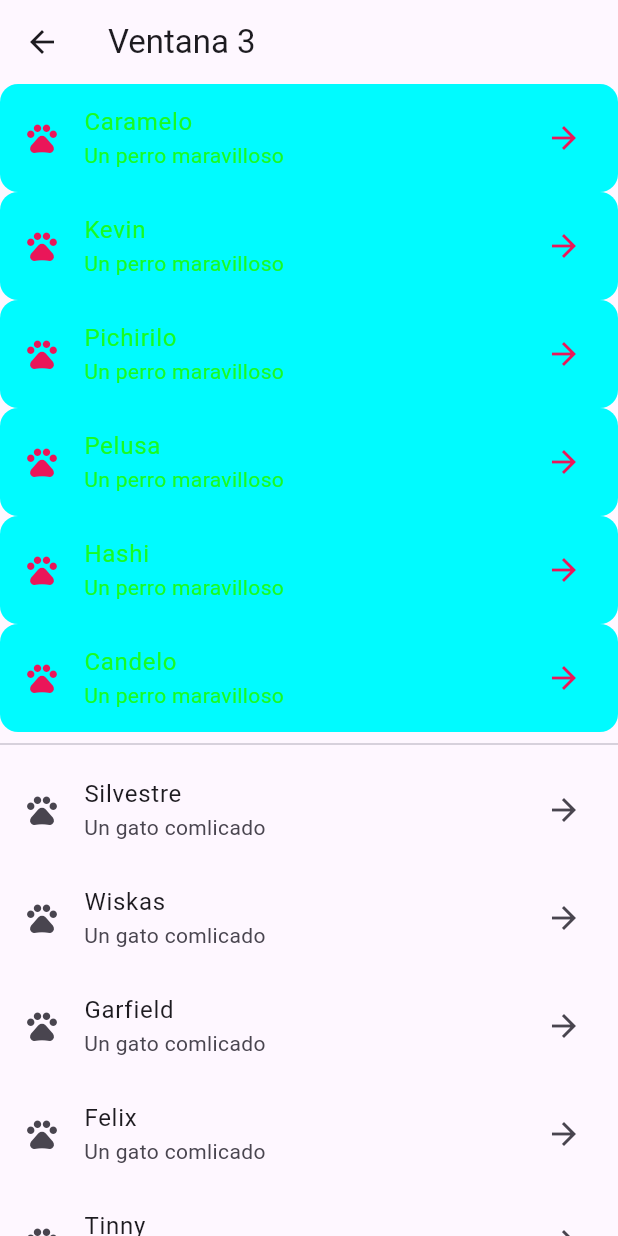
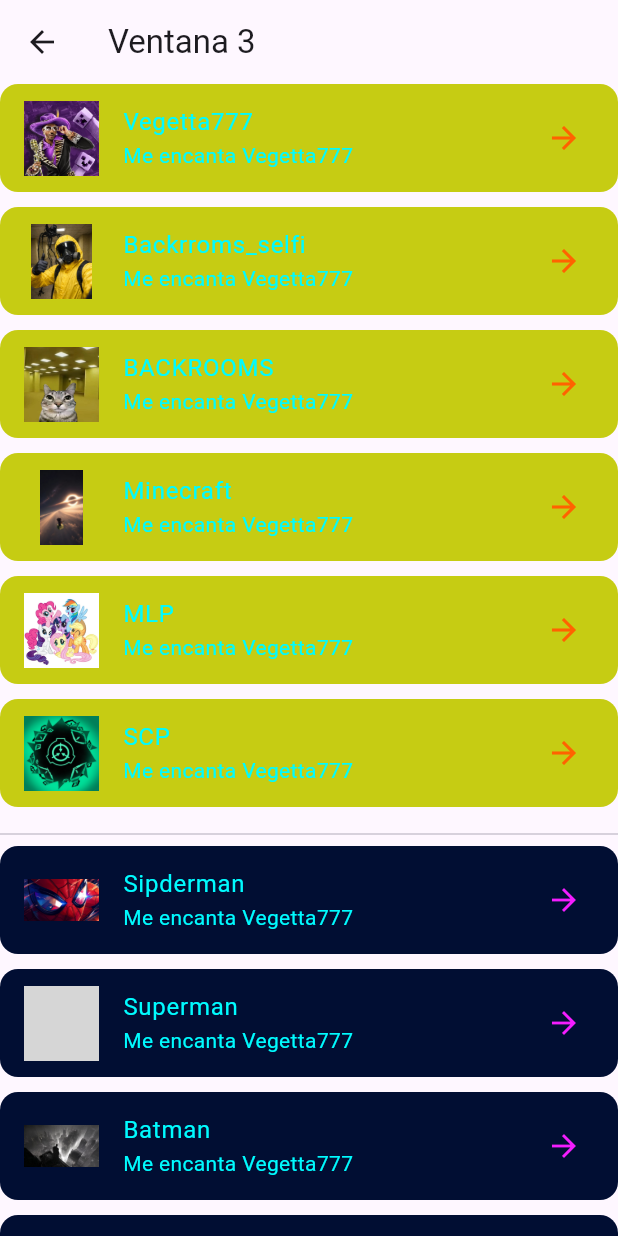
Before and after one commit to Francisco-Javier95/Flutter_primer_aplicacion, a Flutter app: the Screen3 screen opened directly, on a phone screen of 412 x 824 dp. Run offline on Flutter 3.47's test engine with Material 3 defaults, Android fonts, the phone set to English and light mode, and no system bars; grey boxes are pictures that could not be loaded.

Commit message:
Imagenes

```diff
--- a/lib/screens/screen3.dart
+++ b/lib/screens/screen3.dart
@@ -3,22 +3,40 @@ import 'package:flutter/material.dart';
 class Screen3 extends StatelessWidget {
   const Screen3({super.key});
 
-  final dogs = const[
-    'Caramelo',
-    'Kevin',
-    'Pichirilo',
-    'Pelusa',
-    'Hashi',
-    'Candelo'
-  ];
+  final Map<String, String> gustos = const {
+    'Vegetta777': 'assets/imgs/iloveimg-converted/advertencia esto te gustara.png',
+    'Backrroms_selfi': 'assets/imgs/iloveimg-converted/Backrooms selfie with Bacteria.png',
+    'BACKROOMS': 'assets/imgs/iloveimg-converted/BACKROOMS.png',
+    'Minecraft': 'assets/imgs/iloveimg-converted/descarga.png',
+    'MLP': 'assets/imgs/iloveimg-converted/Mane 6 (My Little Pony_ Friendship Is Magic).png',
+    'SCP': 'assets/imgs/iloveimg-converted/SITE TRUE EYE LOGO (FOR PERSONAL USE ONLY).png'
+  };
 
-  final cats = const[
-    'Silvestre',
-    'Wiskas',
-    'Garfield',
-    'Felix',
-    'Tinny'
-  ];
+  final Map<String, String> heroes = const {
+    'Sipderman': 'assets/imgs/iloveimg-converted/117+ Spider Man Wallpapers _ Free download _ Best Collection.png',
+    'Superman': 'assets/imgs/iloveimg-converted/Batman Profile Rain Dark Blue Desktop Wallpaper',
+    'Batman': 'assets/imgs/iloveimg-converted/descarga (3).png',
+    'Loki': 'assets/imgs/iloveimg-converted/Disney Lovers! • Instagram.png',
+    'Ironman': 'assets/imgs/iloveimg-converted/Iron Man.png',
+    'Daredavil': 'assets/imgs/iloveimg-converted/daredavil (arifinity_) on X.png'
+  };
+
+  // final dogs = const[
+  //   'Caramelo',
+  //   'Kevin',
+  //   'Pichirilo',
+  //   'Pelusa',
+  //   'Hashi',
+  //   'Candelo'
+  // ];
+
+  // final cats = const[
+  //   'Silvestre',
+  //   'Wiskas',
+  //   'Garfield',
+  //   'Felix',
+  //   'Tinny'
+  // ];
 
   @override
   Widget build(BuildContext context) {
@@ -26,27 +44,62 @@ class Screen3 extends StatelessWidget {
       appBar: AppBar(title: Text('Ventana 3')),
       body: ListView(
         children: [
-          ...dogs.map((dog) => ListTile(
-            leading: Icon(Icons.pets_rounded),
-            title: Text(dog),
-            subtitle: Text("Un perro maravilloso"),
-            trailing: Icon(Icons.arrow_forward),
-            tileColor: Color.fromARGB(255, 0, 251, 255),
-            iconColor: Color.fromARGB(255, 234,22,345),
-            textColor: Color.fromARGB(255, 23,252,34),
-            shape: RoundedRectangleBorder(
-              borderRadius: BorderRadius.circular(12)
-            ),
-          )),
+          ...gustos.entries.map((gusto){
+            return _tileGustos(
+              gusto.key,
+              gusto.value,
+              Color.fromARGB(255, 198, 204, 19),
+              Color.fromARGB(255, 255, 98, 0),
+              Color.fromARGB(255, 0, 251, 255)
+            );
+          }),
+
           Divider(),
-          ...cats.map((cat) => ListTile(
-            leading: Icon(Icons.pets_rounded),
-            title: Text(cat),
-            subtitle: Text("Un gato comlicado"),
-            trailing: Icon(Icons.arrow_forward),
-          )),
+
+          ...heroes.entries.map((heroes){
+            return _tileGustos(
+              heroes.key,
+              heroes.value,
+              Color.fromARGB(255, 1, 14, 51),
+              Color.fromARGB(255, 244, 29, 255),
+              Color.fromARGB(255, 0, 251, 255)
+            );
+          }),
+
+          // Divider(),
+
+          // ...cats.map((cat) => ListTile(
+          //   leading: Icon(Icons.pets_rounded),
+          //   title: Text(cat),
+          //   subtitle: Text("Un gato comlicado"),
+          //   trailing: Icon(Icons.arrow_forward),
+          // )),
         ]
       )
     );
   }
+
+  Widget _tileGustos(String gustoName, String gustoImage, Color tileColor, Color iconColor, Color textColor){
+    final tile = ListTile(
+      leading: Image.asset(gustoImage, width: 50, height: 50),
+      title: Text(gustoName),
+      subtitle: Text("Me encanta Vegetta777"),
+      trailing: Icon(Icons.arrow_forward),
+      tileColor: tileColor,
+      iconColor: iconColor,
+      textColor: textColor,
+      shape: RoundedRectangleBorder(
+        borderRadius: BorderRadius.circular(12)
+      )
+    );
+
+    final espacio = SizedBox(height: 10);
+
+    return Column(
+      children: [
+        tile,
+        espacio
+      ],
+    );
+  }
 }
```
Also changed, not shown: pubspec.yaml (+14 -0 lines), assets/imgs/iloveimg-converted/117+ Spider Man Wallpapers _ Free download _ Best Collection.png (added), assets/imgs/iloveimg-converted/BACKROOMS.png (renamed from assets/imgs/iloveimg-converted/BACKROOMS🤓.png), assets/imgs/iloveimg-converted/Batman Profile Rain Dark Blue Desktop Wallpaper.png (added), assets/imgs/iloveimg-converted/Disney Lovers! • Instagram.png (added), assets/imgs/iloveimg-converted/Iron Man.png (added), assets/imgs/iloveimg-converted/daredavil (arifinity_) on X.png (added), assets/imgs/iloveimg-converted/descarga (3).png (added).
